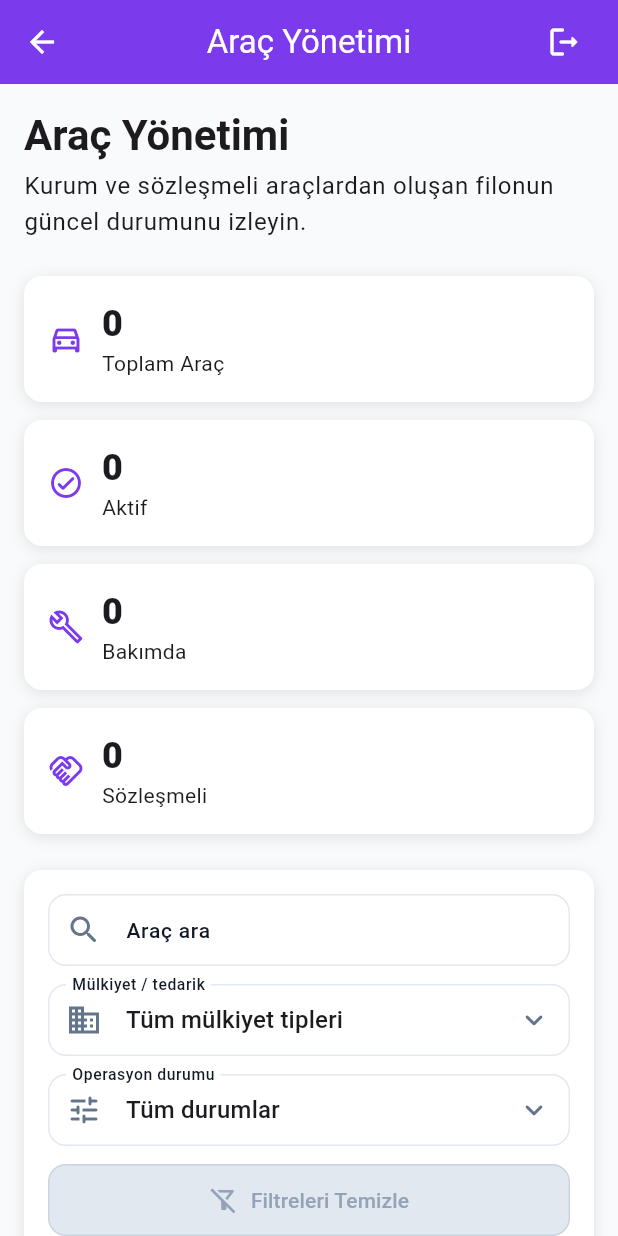
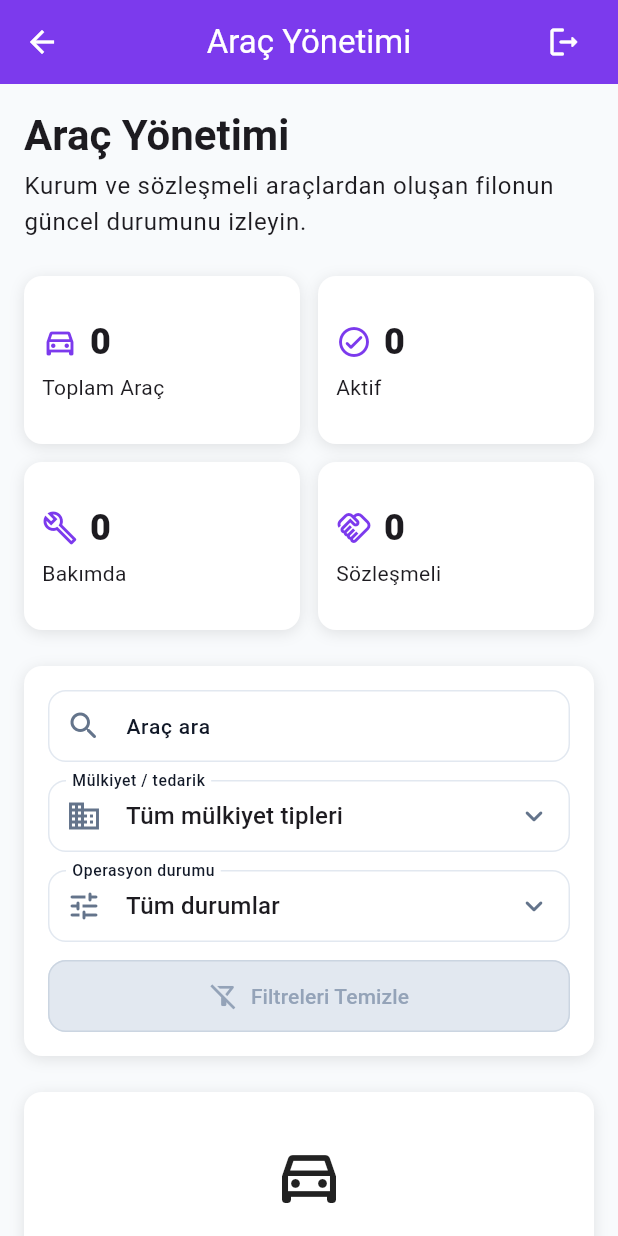
Before and after one commit to caneribrahimoglu/tck_yosi, a Flutter app: the VehicleModulePage screen opened directly with empty values, on a phone screen of 412 x 824 dp. Run offline on Flutter 3.47's test engine with Material 3 defaults, Android fonts, the light colour scheme and no system bars; accounts and stored records are empty.

Commit message:
[TCK-VEHICLE-002] Add responsive vehicle detail flow

```diff
--- a/lib/features/auth/presentation/widgets/auth_gate.dart
+++ b/lib/features/auth/presentation/widgets/auth_gate.dart
@@ -9,6 +9,7 @@ import '../../../technical_operations/presentation/controllers/technical_work_co
 import '../../../technical_operations/presentation/controllers/technical_work_hold_controller.dart';
 import '../../../teams/presentation/controllers/team_controller.dart';
 import '../../../vehicles/presentation/controllers/vehicle_controller.dart';
+import '../../../vehicles/presentation/controllers/vehicle_detail_controller.dart';
 import '../controllers/auth_controller.dart';
 import '../controllers/auth_status.dart';
 import '../pages/login_page.dart';
@@ -22,6 +23,7 @@ class AuthGate extends StatefulWidget {
   final FieldReportController fieldReportController;
   final TeamController teamController;
   final VehicleController vehicleController;
+  final VehicleDetailController vehicleDetailController;
 
   const AuthGate({
     super.key,
@@ -33,6 +35,7 @@ class AuthGate extends StatefulWidget {
     required this.fieldReportController,
     required this.teamController,
     required this.vehicleController,
+    required this.vehicleDetailController,
   });
 
   @override
@@ -106,6 +109,7 @@ class _AuthGateState extends State<AuthGate> {
             fieldReportController: widget.fieldReportController,
             teamController: widget.teamController,
             vehicleController: widget.vehicleController,
+            vehicleDetailController: widget.vehicleDetailController,
           ),
         };
       },
--- /dev/null
+++ b/lib/features/vehicles/presentation/controllers/vehicle_detail_controller.dart
@@ -0,0 +1,46 @@
+import 'package:flutter/foundation.dart';
+
+import '../../domain/models/vehicle.dart';
+import '../../domain/repositories/vehicle_repository.dart';
+import 'vehicle_detail_load_status.dart';
+
+class VehicleDetailController extends ChangeNotifier {
+  final VehicleRepository _repository;
+
+  VehicleDetailLoadStatus _status = VehicleDetailLoadStatus.initial;
+  Vehicle? _vehicle;
+  String? _errorMessage;
+
+  VehicleDetailController({required VehicleRepository repository})
+    : _repository = repository;
+
+  VehicleDetailLoadStatus get status => _status;
+  Vehicle? get vehicle => _vehicle;
+  String? get errorMessage => _errorMessage;
+
+  Future<void> load(String vehicleId) async {
+    if (_status == VehicleDetailLoadStatus.loading) {
+      return;
+    }
+
+    _status = VehicleDetailLoadStatus.loading;
+    _vehicle = null;
+    _errorMessage = null;
+    notifyListeners();
+
+    try {
+      final vehicle = await _repository.getVehicleById(vehicleId);
+      if (vehicle == null) {
+        _status = VehicleDetailLoadStatus.notFound;
+      } else {
+        _vehicle = vehicle;
+        _status = VehicleDetailLoadStatus.loaded;
+      }
+    } catch (_) {
+      _errorMessage = 'Araç detayı yüklenemedi.';
+      _status = VehicleDetailLoadStatus.failure;
+    }
+
+    notifyListeners();
+  }
+}
--- /dev/null
+++ b/lib/features/vehicles/presentation/controllers/vehicle_detail_load_status.dart
@@ -0,0 +1 @@
+enum VehicleDetailLoadStatus { initial, loading, loaded, notFound, failure }
--- a/lib/features/vehicles/presentation/pages/vehicle_module_page.dart
+++ b/lib/features/vehicles/presentation/pages/vehicle_module_page.dart
@@ -6,6 +6,7 @@ import '../../../../shared/widgets/app_card.dart';
 import '../../../../shared/widgets/app_loading.dart';
 import '../../../../shared/widgets/app_page_header.dart';
 import '../../../auth/domain/models/app_user.dart';
+import '../../domain/models/vehicle.dart';
 import '../controllers/vehicle_controller.dart';
 import '../controllers/vehicle_load_status.dart';
 import '../widgets/vehicle_card.dart';
@@ -16,12 +17,14 @@ class VehicleModulePage extends StatefulWidget {
   final AppUser currentUser;
   final Future<void> Function() onLogout;
   final VehicleController controller;
+  final ValueChanged<Vehicle>? onViewVehicle;
 
   const VehicleModulePage({
     super.key,
     required this.currentUser,
     required this.onLogout,
     required this.controller,
+    this.onViewVehicle,
   });
 
   @override
@@ -158,7 +161,12 @@ class _VehicleModulePageState extends State<VehicleModulePage> {
                 for (final vehicle in vehicles)
                   SizedBox(
                     width: width,
-                    child: VehicleCard(vehicle: vehicle),
+                    child: VehicleCard(
+                      vehicle: vehicle,
+                      onTap: widget.onViewVehicle == null
+                          ? null
+                          : () => widget.onViewVehicle!(vehicle),
+                    ),
                   ),
               ],
             );
--- a/lib/features/vehicles/presentation/widgets/vehicle_summary_grid.dart
+++ b/lib/features/vehicles/presentation/widgets/vehicle_summary_grid.dart
@@ -12,18 +12,35 @@ class VehicleSummaryGrid extends StatelessWidget {
   @override
   Widget build(BuildContext context) {
     final summaries = [
-      ('Toplam Araç', controller.totalCount, Icons.directions_car_outlined),
-      ('Aktif', controller.activeCount, Icons.check_circle_outline_rounded),
-      ('Bakımda', controller.maintenanceCount, Icons.build_outlined),
-      ('Sözleşmeli', controller.contractedCount, Icons.handshake_outlined),
+      (
+        'total',
+        'Toplam Araç',
+        controller.totalCount,
+        Icons.directions_car_outlined,
+      ),
+      (
+        'active',
+        'Aktif',
+        controller.activeCount,
+        Icons.check_circle_outline_rounded,
+      ),
+      (
+        'maintenance',
+        'Bakımda',
+        controller.maintenanceCount,
+        Icons.build_outlined,
+      ),
+      (
+        'contracted',
+        'Sözleşmeli',
+        controller.contractedCount,
+        Icons.handshake_outlined,
+      ),
     ];
     return LayoutBuilder(
       builder: (context, constraints) {
-        final columns = constraints.maxWidth >= 1000
-            ? 4
-            : constraints.maxWidth >= 520
-            ? 2
-            : 1;
+        final columns = constraints.maxWidth >= 1000 ? 4 : 2;
+        final isCompact = constraints.maxWidth < 520;
         final spacing = AppSpacing.md * (columns - 1);
         final width = (constraints.maxWidth - spacing) / columns;
         return Wrap(
@@ -33,29 +50,23 @@ class VehicleSummaryGrid extends StatelessWidget {
             for (final summary in summaries)
               SizedBox(
                 width: width,
+                height: isCompact ? 112 : null,
                 child: AppCard(
-                  child: Row(
-                    children: [
-                      Icon(
-                        summary.$3,
-                        color: Theme.of(context).colorScheme.primary,
-                      ),
-                      const SizedBox(width: AppSpacing.md),
-                      Expanded(
-                        child: Column(
-                          crossAxisAlignment: CrossAxisAlignment.start,
-                          children: [
-                            Text(
-                              summary.$2.toString(),
-                              style: Theme.of(context).textTheme.headlineSmall
-                                  ?.copyWith(fontWeight: FontWeight.w800),
-                            ),
-                            Text(summary.$1),
-                          ],
+                  key: ValueKey('vehicle-summary-${summary.$1}'),
+                  padding: EdgeInsets.all(
+                    isCompact ? AppSpacing.md : AppSpacing.lg,
+                  ),
+                  child: isCompact
+                      ? _CompactSummary(
+                          label: summary.$2,
+                          value: summary.$3,
+                          icon: summary.$4,
+                        )
+                      : _WideSummary(
+                          label: summary.$2,
+                          value: summary.$3,
+                          icon: summary.$4,
                         ),
-                      ),
-                    ],
-                  ),
                 ),
               ),
           ],
@@ -64,3 +75,75 @@ class VehicleSummaryGrid extends StatelessWidget {
     );
   }
 }
+
+class _CompactSummary extends StatelessWidget {
+  final String label;
+  final int value;
+  final IconData icon;
+
+  const _CompactSummary({
+    required this.label,
+    required this.value,
+    required this.icon,
+  });
+
+  @override
+  Widget build(BuildContext context) {
+    return Column(
+      crossAxisAlignment: CrossAxisAlignment.start,
+      mainAxisAlignment: MainAxisAlignment.center,
+      children: [
+        Row(
+          children: [
+            Icon(icon, color: Theme.of(context).colorScheme.primary),
+            const SizedBox(width: AppSpacing.sm),
+            Text(
+              value.toString(),
+              style: Theme.of(
+                context,
+              ).textTheme.headlineSmall?.copyWith(fontWeight: FontWeight.w800),
+            ),
+          ],
+        ),
+        const SizedBox(height: AppSpacing.xs),
+        Text(label, maxLines: 1, overflow: TextOverflow.ellipsis),
+      ],
+    );
+  }
+}
+
+class _WideSummary extends StatelessWidget {
+  final String label;
+  final int value;
+  final IconData icon;
+
+  const _WideSummary({
+    required this.label,
+    required this.value,
+    required this.icon,
+  });
+
+  @override
+  Widget build(BuildContext context) {
+    return Row(
+      children: [
+        Icon(icon, color: Theme.of(context).colorScheme.primary),
+        const SizedBox(width: AppSpacing.md),
+        Expanded(
+          child: Column(
+            crossAxisAlignment: CrossAxisAlignment.start,
+            children: [
+              Text(
+                value.toString(),
+                style: Theme.of(context).textTheme.headlineSmall?.copyWith(
+                  fontWeight: FontWeight.w800,
+                ),
+              ),
+              Text(label),
+            ],
+          ),
+        ),
+      ],
+    );
+  }
+}
--- a/lib/shared/widgets/app_card.dart
+++ b/lib/shared/widgets/app_card.dart
@@ -8,12 +8,14 @@ class AppCard extends StatelessWidget {
   final Widget child;
   final VoidCallback? onTap;
   final EdgeInsetsGeometry padding;
+  final List<BoxShadow> shadows;
 
   const AppCard({
     super.key,
     required this.child,
     this.onTap,
     this.padding = const EdgeInsets.all(AppSpacing.lg),
+    this.shadows = AppShadows.md,
   });
 
   @override
@@ -24,7 +26,7 @@ class AppCard extends StatelessWidget {
       decoration: BoxDecoration(
         color: Theme.of(context).colorScheme.surface,
         borderRadius: AppRadius.md,
-        boxShadow: AppShadows.md,
+        boxShadow: shadows,
       ),
       child: Material(
         color: Colors.transparent,
```
Also changed, not shown: lib/app/app.dart (+11 -1 lines), lib/features/dashboard/pages/chief_home_page.dart (+16 -5 lines), lib/features/dashboard/widgets/module_card.dart (+14 -4 lines), lib/features/dashboard/widgets/role_dashboard_resolver.dart (+28 -0 lines), lib/features/vehicles/presentation/pages/vehicle_detail_page.dart (added, +343 -0 lines), lib/features/vehicles/presentation/vehicle_presentation.dart (+17 -0 lines), lib/features/vehicles/presentation/widgets/vehicle_card.dart (+6 -14 lines), 5 other files.
